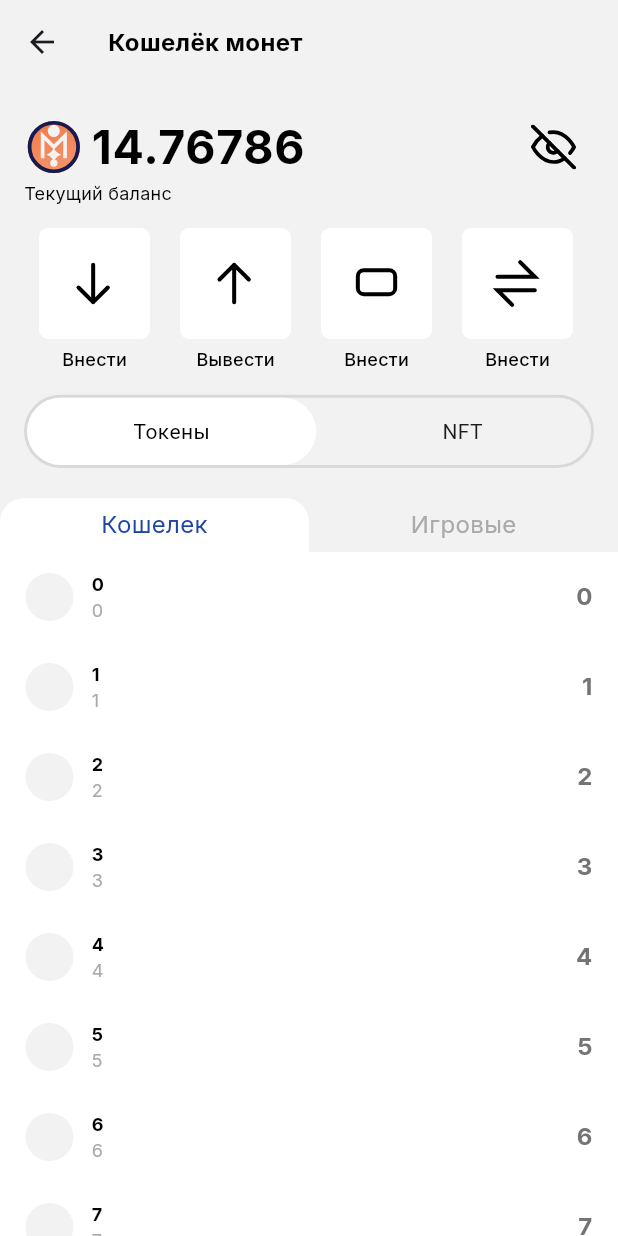
After one commit to Jason1258t/izobility-mobile, a Flutter app: the CryptoWalletScreen screen opened directly, on a phone screen of 412 x 824 dp. The commit adds this screen. Run offline on Flutter 3.47's test engine with Material 2 defaults, Android fonts, the light colour scheme and no system bars; drawn by our look-alikes of toggle_switch; our stand-ins replace flutter_svg, google_fonts.

Commit message:
Add crypto_wallet_screen.dart and fix KeyboardButton widget

```diff
--- a/lib/feature/auth/pin_screen.dart
+++ b/lib/feature/auth/pin_screen.dart
@@ -1,10 +1,8 @@
 import 'package:flutter/material.dart';
 import 'package:flutter_svg/svg.dart';
 import 'package:izobility_mobile/utils/utils.dart';
-import 'package:izobility_mobile/widgets/button/custom_button.dart';
 import 'package:izobility_mobile/widgets/button/text_button_without_background.dart';
 import 'package:izobility_mobile/widgets/keyboards/pin_keyboard.dart';
-import 'package:izobility_mobile/widgets/text_fild/custom_text_fild.dart';
 
 class PinScreen extends StatelessWidget {
   PinScreen({super.key});
--- /dev/null
+++ b/lib/feature/crypto_wallet/ui/crypto_wallet_screen.dart
@@ -0,0 +1,275 @@
+import 'package:flutter/material.dart';
+import 'package:flutter_svg/svg.dart';
+import 'package:izobility_mobile/utils/colors.dart';
+import 'package:izobility_mobile/utils/fonts.dart';
+import 'package:izobility_mobile/widgets/icon_button/wallet_action.dart';
+import 'package:toggle_switch/toggle_switch.dart';
+
+import '../../../widgets/containers/valid_token.dart';
+
+class CryptoWalletScreen extends StatefulWidget {
+  const CryptoWalletScreen({super.key});
+
+  @override
+  State<CryptoWalletScreen> createState() => _CryptoWalletScreenState();
+}
+
+class _CryptoWalletScreenState extends State<CryptoWalletScreen> {
+  int tokenOrNft = 0;
+  int walletOrPlayer = 0;
+
+  @override
+  Widget build(BuildContext context) {
+    final sizeOf = MediaQuery.sizeOf(context);
+
+    return Scaffold(
+      backgroundColor: AppColors.backgroundSecondary,
+      appBar: AppBar(
+        backgroundColor: AppColors.backgroundSecondary,
+        title: Text('Кошелёк монет',
+            style: AppFonts.font16w700.copyWith(color: AppColors.textPrimary)),
+      ),
+      body: Column(
+        children: [
+          Padding(
+            padding: const EdgeInsets.symmetric(horizontal: 16, vertical: 20),
+            child: Column(
+              crossAxisAlignment: CrossAxisAlignment.start,
+              children: [
+                Row(
+                  mainAxisAlignment: MainAxisAlignment.spaceBetween,
+                  children: [
+                    Row(
+                      children: [
+                        SvgPicture.asset(
+                          'assets/icons/monis.svg',
+                          width: 40,
+                          height: 40,
+                        ),
+                        const SizedBox(
+                          width: 5,
+                        ),
+                        Text(
+                          '14.76786',
+                          style: AppFonts.font31w700
+                              .copyWith(color: AppColors.textPrimary),
+                        ),
+                      ],
+                    ),
+                    Container(
+                      margin: const EdgeInsets.only(right: 12),
+                      child: InkWell(
+                        child: SvgPicture.asset(
+                          'assets/icons/crossed_out_eye.svg',
+                          color: Colors.black,
+                          width: 30,
+                          height: 30,
+                        ),
+                      ),
+                    ),
+                  ],
+                ),
+                Text(
+                  'Текущий баланс',
+                  style: AppFonts.font12w400
+                      .copyWith(color: AppColors.textPrimary),
+                ),
+                const SizedBox(
+                  height: 15,
+                ),
+                Row(
+                  children: [
+                    Container(
+                        margin: const EdgeInsets.symmetric(horizontal: 10),
+                        child: WalletAction(
+                          text: 'Внести',
+                          assetName: 'assets/icons/straight_down_arrow.svg',
+                          callback: () {},
+                          height: (sizeOf.width - 116) / 4,
+                          width: (sizeOf.width - 116) / 4,
+                        )),
+                    Container(
+                        margin: const EdgeInsets.symmetric(horizontal: 10),
+                        child: WalletAction(
+                          text: 'Вывести',
+                          assetName: 'assets/icons/straight_up_arrow.svg',
+                          callback: () {},
+                          height: (sizeOf.width - 116) / 4,
+                          width: (sizeOf.width - 116) / 4,
+                        )),
+                    Container(
+                        margin: const EdgeInsets.symmetric(horizontal: 10),
+                        child: WalletAction(
+                          text: 'Внести',
+                          assetName: 'assets/icons/buy.svg',
+                          callback: () {},
+                          height: (sizeOf.width - 116) / 4,
+                          width: (sizeOf.width - 116) / 4,
+                        )),
+                    Container(
+                        margin: const EdgeInsets.symmetric(horizontal: 10),
+                        child: WalletAction(
+                          text: 'Внести',
+                          assetName: 'assets/icons/swap.svg',
+                          callback: () {},
+                          height: (sizeOf.width - 116) / 4,
+                          width: (sizeOf.width - 116) / 4,
+                        )),
+                  ],
+                ),
+                const SizedBox(
+                  height: 15,
+                ),
+                ToggleSwitch(
+                  minWidth: double.infinity,
+                  minHeight: 45,
+                  cornerRadius: 100,
+                  borderWidth: 2,
+                  borderColor: const [AppColors.border],
+                  activeBgColors: const [
+                    [AppColors.backgroundContent],
+                    [AppColors.backgroundContent],
+                  ],
+                  activeFgColor: AppColors.textPrimary,
+                  inactiveBgColor: AppColors.backgroundSecondary,
+                  initialLabelIndex: tokenOrNft,
+                  totalSwitches: 2,
+                  labels: const ['Токены', 'NFT'],
+                  radiusStyle: true,
+                  onToggle: (index) {
+                    tokenOrNft = index!;
+                    setState(() {});
+                  },
+                ),
+              ],
+            ),
+          ),
+          if (tokenOrNft == 0) ...[
+            _CustomSwitcher(
+              activeTap: walletOrPlayer,
+              onTap: (index) {
+                walletOrPlayer = index;
+                setState(() {});
+              },
+            ),
+            if (walletOrPlayer == 0) ...[
+              Expanded(
+                child: Container(
+                  width: sizeOf.width,
+                  color: AppColors.backgroundContent,
+                  child: SingleChildScrollView(
+                    child: Column(
+                        children: List.generate(
+                            10,
+                            (index) => ValidToken(
+                                  title: '$index',
+                                  subtitle: '$index',
+                                  value: '$index',
+                                  // imageUrl: '$index',
+                                  onTap: () {},
+                                ))),
+                  ),
+                ),
+              ),
+            ] else ...[
+              Expanded(
+                child: Container(
+                  width: sizeOf.width,
+                  color: AppColors.backgroundContent,
+                  child: SingleChildScrollView(
+                    child: Column(
+                        children: List.generate(
+                            10,
+                            (index) => ValidToken(
+                                  title: '$index',
+                                  subtitle: '$index',
+                                  value: '$index',
+                                  // imageUrl: '$index',
+                                  onTap: () {},
+                                ))),
+                  ),
+                ),
+              ),
+            ]
+          ] else ...[
+            Container(
+              width: 10,
+              height: 10,
+              color: AppColors.primary,
+            )
+          ]
+        ],
+      ),
+    );
+  }
+}
+
+class _CustomSwitcher extends StatelessWidget {
+  const _CustomSwitcher(
+      {super.key, required this.onTap, required this.activeTap});
+
+  final Function(int) onTap;
+  final int activeTap;
+
+  @override
+  Widget build(BuildContext context) {
+    final sizeOf = MediaQuery.sizeOf(context);
+
+    return Row(
+      children: [
+        InkWell(
+          onTap: () {
+            onTap(0);
+          },
+          child: Container(
+            width: sizeOf.width / 2,
+            height: 36,
+            alignment: Alignment.center,
+            decoration: BoxDecoration(
+              color: activeTap == 0
+                  ? AppColors.backgroundContent
+                  : Colors.transparent,
+              borderRadius: const BorderRadius.only(
+                topLeft: Radius.circular(16),
+                topRight: Radius.circular(16),
+              ),
+            ),
+            child: Text(
+              'Кошелек',
+              style: AppFonts.font16w400.copyWith(
+                  color: activeTap == 0
+                      ? AppColors.primary
+                      : AppColors.textTertiary),
+            ),
+          ),
+        ),
+        InkWell(
+          onTap: () {
+            onTap(1);
+          },
+          child: Container(
+            width: sizeOf.width / 2,
+            height: 36,
+            alignment: Alignment.center,
+            decoration: BoxDecoration(
+              color: activeTap == 1
+                  ? AppColors.backgroundContent
+                  : Colors.transparent,
+              borderRadius: const BorderRadius.only(
+                topLeft: Radius.circular(16),
+                topRight: Radius.circular(16),
+              ),
+            ),
+            child: Text(
+              'Игровые',
+              style: AppFonts.font16w400.copyWith(
+                  color: activeTap == 1
+                      ? AppColors.primary
+                      : AppColors.textTertiary),
+            ),
+          ),
+        ),
+      ],
+    );
+  }
+}
--- a/lib/feature/home/ui/home_screen.dart
+++ b/lib/feature/home/ui/home_screen.dart
@@ -1,5 +1,6 @@
 import 'package:flutter/material.dart';
 import 'package:flutter_svg/flutter_svg.dart';
+import 'package:izobility_mobile/feature/main/ui/main_screen.dart';
 import 'package:izobility_mobile/utils/colors.dart';
 
 class HomeScreen extends StatefulWidget {
@@ -17,7 +18,7 @@ class _HomeScreenState extends State<HomeScreen> {
   @override
   Widget build(BuildContext context) {
     final List<Widget> widgetOptions = <Widget>[
-      const Text('Delection'),
+      const MainScreen(),
       const Text('Delection'),
       const Text('Delection'),
       const Text('Delection'),
@@ -39,7 +40,7 @@ class _HomeScreenState extends State<HomeScreen> {
           width: MediaQuery.of(context).size.width,
           height: 60,
           decoration: const BoxDecoration(
-            color: Colors.white,
+            color: AppColors.backgroundContent,
               borderRadius: BorderRadius.only(
                   topLeft: Radius.circular(24), topRight: Radius.circular(24))),
           child: Row(
--- a/lib/utils/fonts.dart
+++ b/lib/utils/fonts.dart
@@ -83,4 +83,10 @@ class AppFonts {
     fontWeight: FontWeight.w600,
     letterSpacing: 0.24,
   );
+  static final font31w700 = _font.copyWith(
+    color: Colors.white,
+    fontSize: 31,
+    fontWeight: FontWeight.w700,
+    letterSpacing: 0.47,
+  );
 }
--- a/lib/widgets/containers/guides_suggestion.dart
+++ b/lib/widgets/containers/guides_suggestion.dart
@@ -1,5 +1,4 @@
 import 'package:flutter/material.dart';
-import 'package:flutter_svg/svg.dart';
 import 'package:izobility_mobile/utils/fonts.dart';
 import 'package:izobility_mobile/utils/colors.dart';
 
--- a/lib/widgets/containers/valid_token.dart
+++ b/lib/widgets/containers/valid_token.dart
@@ -1,12 +1,12 @@
 import 'package:flutter/cupertino.dart';
 import 'package:flutter/material.dart';
-import 'package:flutter_svg/svg.dart';
 import '../../../utils/utils.dart';
+
 class ValidToken extends StatelessWidget {
   final String title;
   final String subtitle;
   final String value;
-  final String imageUrl;
+  // final String imageUrl;
 
   final VoidCallback onTap;
 
@@ -15,21 +15,24 @@ class ValidToken extends StatelessWidget {
       required this.title,
       required this.subtitle,
       required this.value,
-      required this.imageUrl,
+      // required this.imageUrl,
       required this.onTap});
 
   @override
   Widget build(BuildContext context) {
-    return  InkWell(
-      onTap: ()=> onTap(),
-      child:  Container(
+    return InkWell(
+      onTap: () => onTap(),
+      child: Container(
         width: double.infinity,
         height: 60,
-        decoration: ShapeDecoration( color: AppColors.textContrast,
+        decoration: ShapeDecoration(
+            color: AppColors.textContrast,
             shape: RoundedRectangleBorder(
-          borderRadius: BorderRadius.circular(12),)),
-        child: Row( children: [
-          const Padding(padding: EdgeInsets.only(left:17)),
+              borderRadius: BorderRadius.circular(12),
+            )),
+        child: Row(
+          children: [
+            const Padding(padding: EdgeInsets.only(left: 17)),
             Container(
                 width: 32,
                 height: 32,
@@ -38,24 +41,45 @@ class ValidToken extends StatelessWidget {
                   color: AppColors.backgroundSecondary,
                   shape: RoundedRectangleBorder(
                     borderRadius: BorderRadius.circular(32),
-              ),),
+                  ),
+                ),
                 child: Container(
                     width: 24,
                     height: 24,
                     decoration: ShapeDecoration(
-                image: DecorationImage(
-                  image: NetworkImage(imageUrl), ),
+                        // image: DecorationImage(
+                        //   image: NetworkImage(imageUrl),
+                        // ),
                         shape: RoundedRectangleBorder(
-                borderRadius: BorderRadius.circular(24.84),)))),
-            const SizedBox(width: 12,),
-            Column(mainAxisAlignment: MainAxisAlignment.center, crossAxisAlignment: CrossAxisAlignment.start,
+                          borderRadius: BorderRadius.circular(24.84),
+                        )))),
+            const SizedBox(
+              width: 12,
+            ),
+            Column(
+              mainAxisAlignment: MainAxisAlignment.center,
+              crossAxisAlignment: CrossAxisAlignment.start,
               children: [
-                Text(title,style: AppFonts.font12w700.copyWith(color: AppColors.textPrimary),),
-                Text(subtitle,style: AppFonts.font12w400.copyWith(color: AppColors.textTertiary),)],),
+                Text(
+                  title,
+                  style: AppFonts.font12w700
+                      .copyWith(color: AppColors.textPrimary),
+                ),
+                Text(
+                  subtitle,
+                  style: AppFonts.font12w400
+                      .copyWith(color: AppColors.textTertiary),
+                )
+              ],
+            ),
             const Expanded(child: SizedBox()),
-              Text(value, style:AppFonts.font16w700.copyWith(color: AppColors.textSecondary)),
-              const Padding(padding: EdgeInsets.only(right:17)),],),),
+            Text(value,
+                style: AppFonts.font16w700
+                    .copyWith(color: AppColors.textSecondary)),
+            const Padding(padding: EdgeInsets.only(right: 17)),
+          ],
+        ),
+      ),
     );
-
   }
 }
--- a/lib/widgets/icon_button/wallet_action.dart
+++ b/lib/widgets/icon_button/wallet_action.dart
@@ -35,18 +35,22 @@ class WalletAction extends StatelessWidget {
             child: Center(
               child: SvgPicture.asset(
                 assetName,
+                width: width - 30,
+                height: height - 30,
                 color: AppColors.textPrimary,
               ),
             ),
           ),
         ),
         const SizedBox(
-          width: 4,
+          height: 5,
         ),
-        Text(text,
-            textAlign: TextAlign.center,
-            style: AppFonts.font12w500
-                .copyWith(color: AppColors.textPrimary, height: 1.50))
+        FittedBox(
+          child: Text(text,
+              textAlign: TextAlign.center,
+              style:
+                  AppFonts.font12w500.copyWith(color: AppColors.textPrimary)),
+        )
       ],
     );
   }
--- a/lib/widgets/progress_indicators/linear_progress_indicator.dart
+++ b/lib/widgets/progress_indicators/linear_progress_indicator.dart
@@ -1,5 +1,3 @@
-import 'dart:ffi';
-
 import 'package:flutter/material.dart';
 import 'package:izobility_mobile/utils/colors.dart';
 import 'package:izobility_mobile/utils/fonts.dart';
@@ -22,7 +20,7 @@ class _CustomLinearIndicatorState extends State<CustomLinearIndicator>
       duration: const Duration(seconds: 5),
     )..addListener(() {
       if(controller.value >= 0.99){
-        //Navigator.pushNamed(context, '/home_screen');
+        Navigator.pushNamed(context, '/home_screen');
       }
       setState(() {});
     });
--- a/pubspec.yaml
+++ b/pubspec.yaml
@@ -30,6 +30,7 @@ dev_dependencies:
 
   flutter_lints: ^2.0.0
   percent_indicator: ^4.2.3
+  toggle_switch: ^2.1.0
 
 flutter:
   uses-material-design: true
```
Also changed, not shown: lib/feature/main/ui/main_screen.dart (added, +27 -0 lines), lib/widgets/button/pin_keyboard_button.dart (+12 -8 lines), lib/widgets/containers/cash_container.dart (+23 -17 lines), lib/widgets/containers/utility_container.dart (+11 -26 lines), lib/widgets/keyboards/pin_keyboard.dart (+20 -10 lines), assets/icons/buy.svg (added), assets/icons/monis.svg, assets/icons/straight_down_arrow.svg, assets/icons/straight_up_arrow.svg, assets/icons/swap.svg (added), pubspec.lock, 1 other file. Lines whose indentation alone changed are shown as unchanged.
